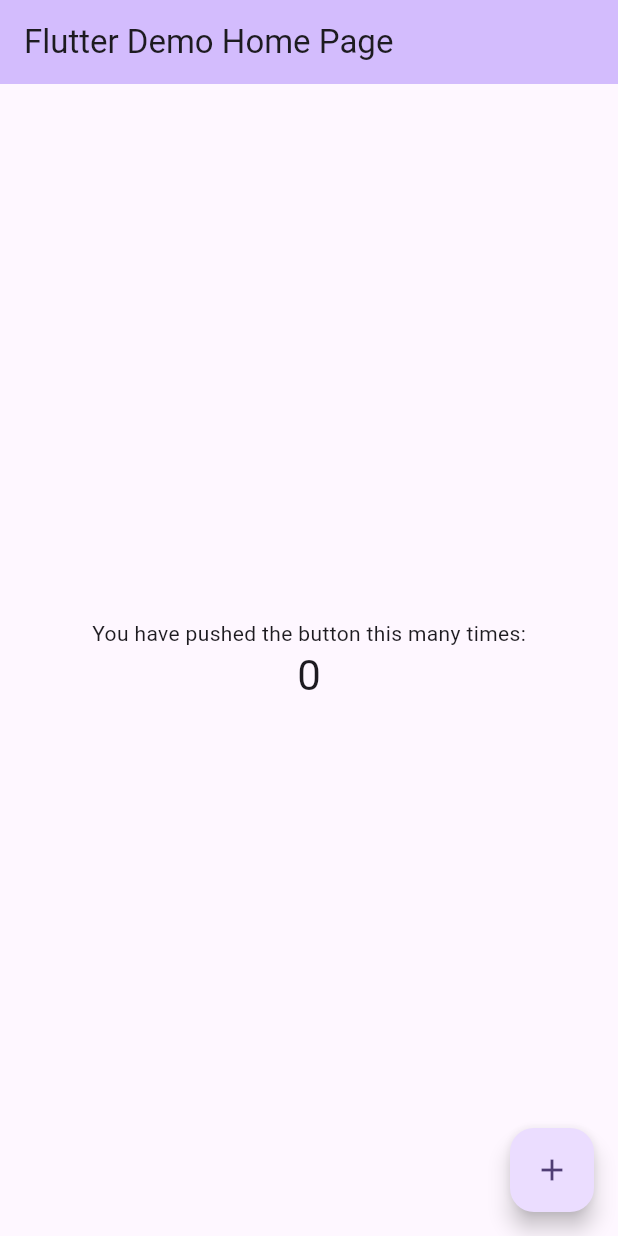
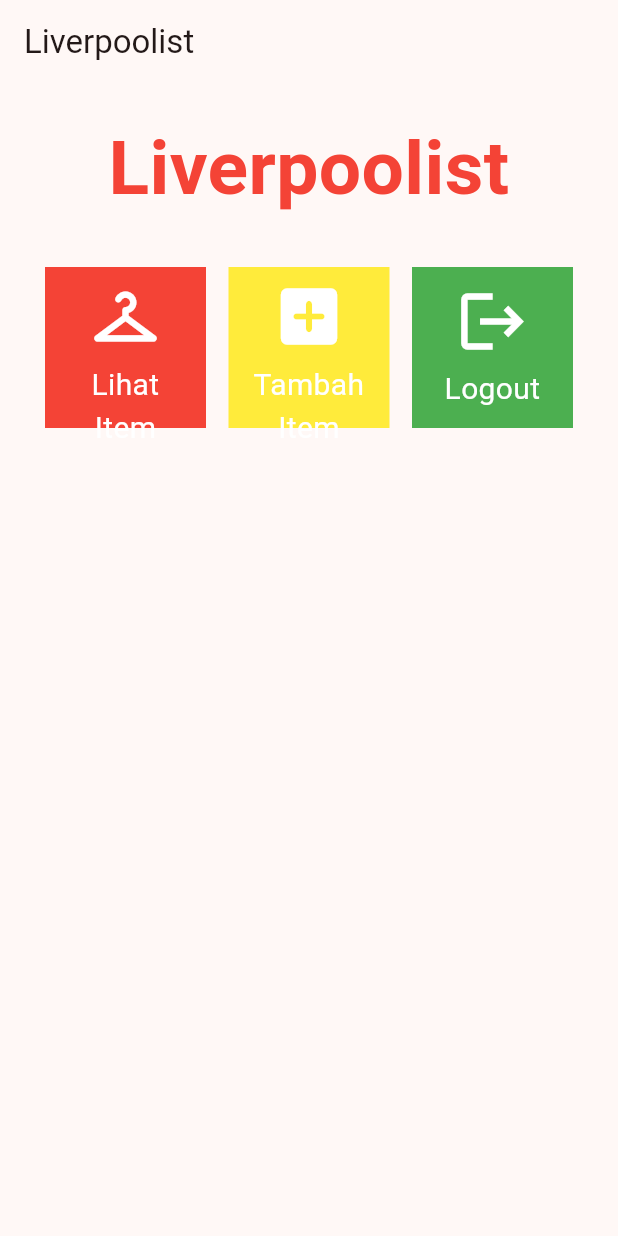
Before and after one commit to CaesarJustitio/liverpool-list-mobile, a Flutter app: the screen it shows after launch, on a phone screen of 412 x 824 dp. Run offline on Flutter 3.47's test engine with Material 2 defaults, Android fonts, the phone set to English and light mode, and no system bars.

Commit message:
menamatkan tugas 7

```diff
--- a/lib/main.dart
+++ b/lib/main.dart
@@ -1,4 +1,5 @@
 import 'package:flutter/material.dart';
+import 'package:liverpool_list/menu.dart';
 
 void main() {
   runApp(const MyApp());
@@ -11,115 +12,12 @@ class MyApp extends StatelessWidget {
   @override
   Widget build(BuildContext context) {
     return MaterialApp(
-      title: 'Flutter Demo',
+      title: 'Liverpoolist',
       theme: ThemeData(
-        // This is the theme of your application.
-        //
-        // TRY THIS: Try running your application with "flutter run". You'll see
-        // the application has a blue toolbar. Then, without quitting the app,
-        // try changing the seedColor in the colorScheme below to Colors.green
-        // and then invoke "hot reload" (save your changes or press the "hot
-        // reload" button in a Flutter-supported IDE, or press "r" if you used
-        // the command line to start the app).
-        //
-        // Notice that the counter didn't reset back to zero; the application
-        // state is not lost during the reload. To reset the state, use hot
-        // restart instead.
-        //
-        // This works for code too, not just values: Most code changes can be
-        // tested with just a hot reload.
-        colorScheme: ColorScheme.fromSeed(seedColor: Colors.deepPurple),
+        colorScheme: ColorScheme.fromSeed(seedColor: Color.fromARGB(255, 223, 8, 8)),
         useMaterial3: true,
       ),
-      home: const MyHomePage(title: 'Flutter Demo Home Page'),
+      home: MyHomePage(),
     );
   }
 }
-
-class MyHomePage extends StatefulWidget {
-  const MyHomePage({super.key, required this.title});
-
-  // This widget is the home page of your application. It is stateful, meaning
-  // that it has a State object (defined below) that contains fields that affect
-  // how it looks.
-
-  // This class is the configuration for the state. It holds the values (in this
-  // case the title) provided by the parent (in this case the App widget) and
-  // used by the build method of the State. Fields in a Widget subclass are
-  // always marked "final".
-
-  final String title;
-
-  @override
-  State<MyHomePage> createState() => _MyHomePageState();
-}
-
-class _MyHomePageState extends State<MyHomePage> {
-  int _counter = 0;
-
-  void _incrementCounter() {
-    setState(() {
-      // This call to setState tells the Flutter framework that something has
-      // changed in this State, which causes it to rerun the build method below
-      // so that the display can reflect the updated values. If we changed
-      // _counter without calling setState(), then the build method would not be
-      // called again, and so nothing would appear to happen.
-      _counter++;
-    });
-  }
-
-  @override
-  Widget build(BuildContext context) {
-    // This method is rerun every time setState is called, for instance as done
-    // by the _incrementCounter method above.
-    //
-    // The Flutter framework has been optimized to make rerunning build methods
-    // fast, so that you can just rebuild anything that needs updating rather
-    // than having to individually change instances of widgets.
-    return Scaffold(
-      appBar: AppBar(
-        // TRY THIS: Try changing the color here to a specific color (to
-        // Colors.amber, perhaps?) and trigger a hot reload to see the AppBar
-        // change color while the other colors stay the same.
-        backgroundColor: Theme.of(context).colorScheme.inversePrimary,
-        // Here we take the value from the MyHomePage object that was created by
-        // the App.build method, and use it to set our appbar title.
-        title: Text(widget.title),
-      ),
-      body: Center(
-        // Center is a layout widget. It takes a single child and positions it
-        // in the middle of the parent.
-        child: Column(
-          // Column is also a layout widget. It takes a list of children and
-          // arranges them vertically. By default, it sizes itself to fit its
-          // children horizontally, and tries to be as tall as its parent.
-          //
-          // Column has various properties to control how it sizes itself and
-          // how it positions its children. Here we use mainAxisAlignment to
-          // center the children vertically; the main axis here is the vertical
-          // axis because Columns are vertical (the cross axis would be
-          // horizontal).
-          //
-          // TRY THIS: Invoke "debug painting" (choose the "Toggle Debug Paint"
-          // action in the IDE, or press "p" in the console), to see the
-          // wireframe for each widget.
-          mainAxisAlignment: MainAxisAlignment.center,
-          children: <Widget>[
-            const Text(
-              'You have pushed the button this many times:',
-            ),
-            Text(
-              '$_counter',
-              style: Theme.of(context).textTheme.headlineMedium,
-            ),
-          ],
-        ),
-      ),
-      floatingActionButton: FloatingActionButton(
-        onPressed: _incrementCounter,
-        tooltip: 'Increment',
-        child: const Icon(Icons.add),
-      ), // This trailing comma makes auto-formatting nicer for build methods.
-    );
-  }
-}
--- /dev/null
+++ b/lib/menu.dart
@@ -0,0 +1,109 @@
+import 'package:flutter/material.dart';
+
+class MyHomePage extends StatelessWidget {
+  MyHomePage({Key? key}) : super(key: key);
+
+  final List<LiverpoolistItem> items = [
+    LiverpoolistItem("Lihat Item", Icons.checkroom_rounded, Colors.red),
+    LiverpoolistItem("Tambah Item", Icons.add_box_rounded,Colors.yellow),
+    LiverpoolistItem("Logout", Icons.logout, Colors.green),
+  ];
+
+  @override
+  Widget build(BuildContext context) {
+    return Scaffold(
+      appBar: AppBar(
+        title: const Text(
+          'Liverpoolist',
+        ),
+      ),
+      body: SingleChildScrollView(
+        child: Padding(
+          padding: const EdgeInsets.all(10.0),
+          child: Column(
+            children: <Widget>[
+              const Padding(
+                padding: EdgeInsets.only(top: 10.0, bottom: 10.0),
+                // Widget Text untuk menampilkan tulisan dengan alignment center dan style yang sesuai
+                child: Text(
+                  'Liverpoolist',
+                  textAlign: TextAlign.center,
+                  style: TextStyle(
+                    color: Colors.red,
+                    fontSize: 50,
+                    fontWeight: FontWeight.bold,
+                  ),
+                ),
+              ),
+              // Grid layout
+              GridView.count(
+                primary: true,
+                padding: const EdgeInsets.all(20),
+                crossAxisSpacing: 15,
+                mainAxisSpacing: 15,
+                crossAxisCount: 3,
+                shrinkWrap: true,
+                children: items.map((LiverpoolistItem item) {
+                  return LiverpoolCard(item);
+                }).toList(),
+              ),
+            ],
+          ),
+        ),
+      ),
+    );
+  }
+}
+
+class  LiverpoolistItem {
+  final String name;
+  final IconData icon;
+  final Color color;
+
+  LiverpoolistItem(this.name, this.icon, this.color);
+}
+
+class LiverpoolCard extends StatelessWidget {
+  final LiverpoolistItem item;
+
+  const LiverpoolCard(this.item, {super.key});
+
+  @override
+  Widget build(BuildContext context) {
+    return Material(
+      color: item.color,
+      child: InkWell(
+        // responsive
+        onTap: () {
+          // Memunculkan SnackBar ketika diklik
+          ScaffoldMessenger.of(context)
+            ..hideCurrentSnackBar()
+            ..showSnackBar(SnackBar(
+                content: Text("Kamu telah menekan tombol ${item.name}!")));
+        },
+        child: Container(
+          // Container untuk menyimpan Icon dan Text
+          padding: const EdgeInsets.all(8),
+          child: Center(
+            child: Column(
+              mainAxisAlignment: MainAxisAlignment.center,
+              children: [
+                Icon(
+                  item.icon,
+                  color: Colors.white,
+                  size: 50.0,
+                ),
+                const Padding(padding: EdgeInsets.all(3)),
+                Text(
+                  item.name,
+                  textAlign: TextAlign.center,
+                  style: const TextStyle(color: Colors.white, fontSize: 20),
+                ),
+              ],
+            ),
+          ),
+        ),
+      ),
+    );
+  }
+}
```
Also changed, not shown: 1 other file.
